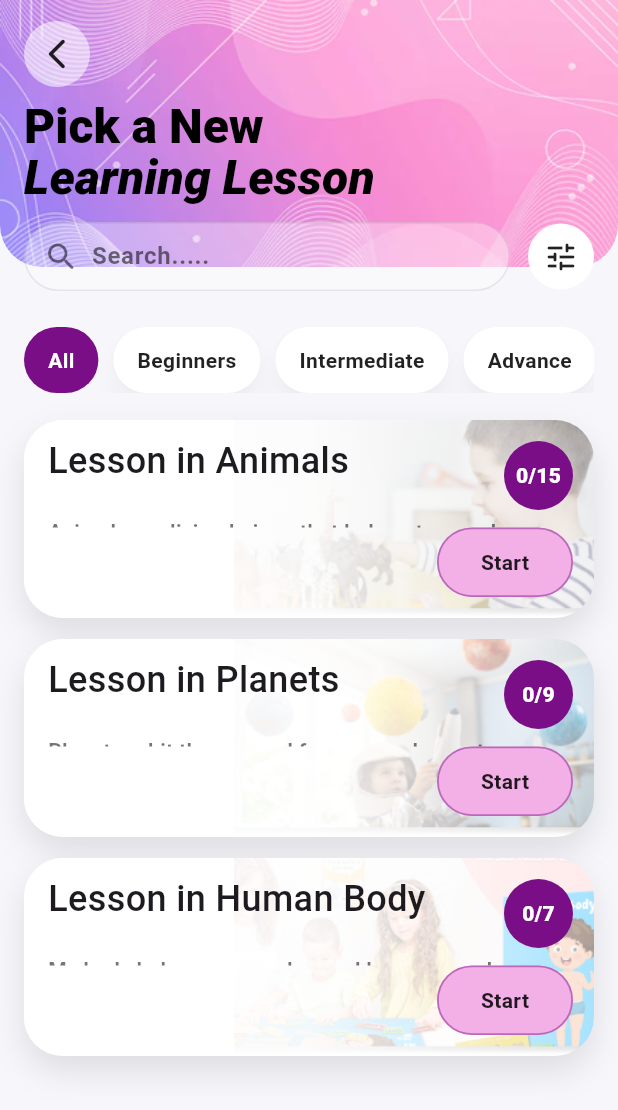
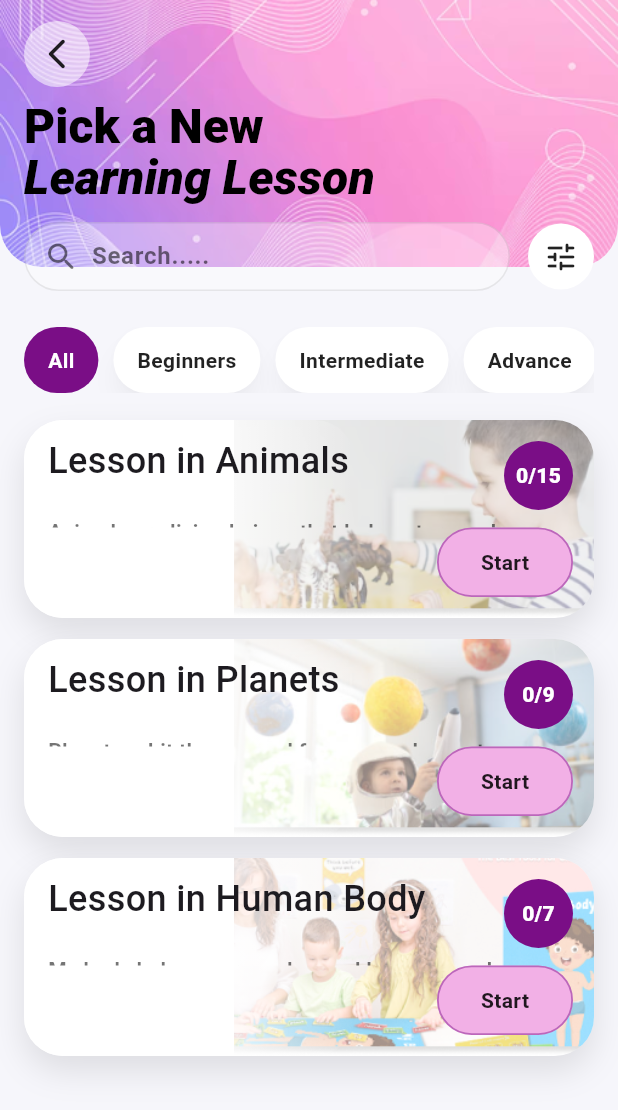
Before and after one commit to darkfighterk/Little_Minds_App, a Flutter app: the LearningLessonScreen screen opened directly, on a phone screen of 412 x 824 dp. Shown: the top 1110 px of the screen. Run offline on Flutter 3.47's test engine with Material 3 defaults, Android fonts, the phone set to English and light mode, and no system bars; our stand-ins replace sqflite; accounts and stored records are empty.

Commit message:
Update learning_lesson_view.dart

```diff
--- a/mind_app/lib/views/learning_lesson_view.dart
+++ b/mind_app/lib/views/learning_lesson_view.dart
@@ -465,20 +465,27 @@
             ),
           ),
 
-          Container(
+// LEFT readable panel (NOT a blanket overlay)
+          Align(
+            alignment: Alignment.centerLeft,
+            child: Container(
+              width: 220, // controls readable area
               decoration: BoxDecoration(
                 borderRadius: BorderRadius.circular(26),
                 gradient: LinearGradient(
                   begin: Alignment.centerLeft,
                   end: Alignment.centerRight,
                   colors: [
-                  Colors.white.withOpacity(0.98),
-                  Colors.white.withOpacity(0.86),
-                  Colors.white.withOpacity(0.10),
+                    Colors.white,
+                    Colors.white.withValues(alpha: 0.95),
+                    Colors.white.withValues(alpha: 0.0),
                   ],
                 ),
               ),
             ),
+          ),
+
+
 
           Padding(
             padding: const EdgeInsets.fromLTRB(16, 14, 14, 14),
```
Lines whose indentation alone changed are shown as unchanged.
